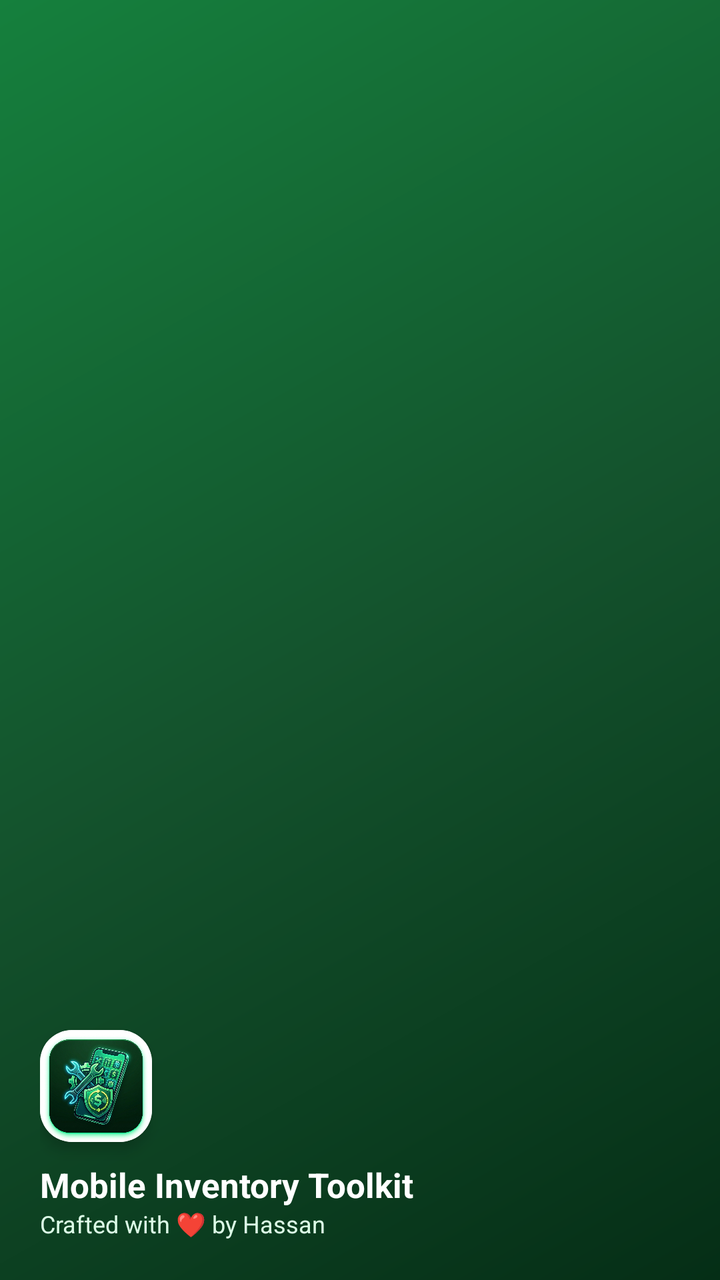
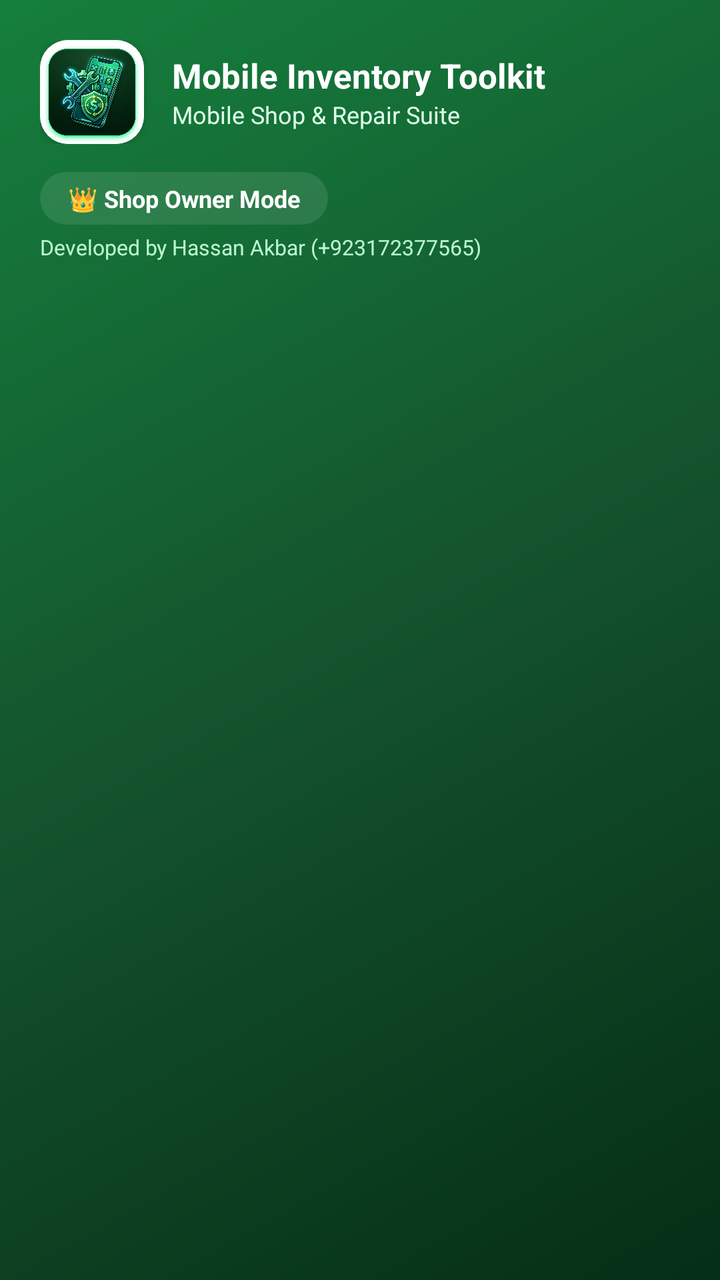

Screens rendered from an Android XML layout before and after an edit, with the pre-edit source and the edit as a unified diff.
<!-- AndroidManifest.xml: application theme Theme.MobileShopkeeper -->
<!-- res/layout/nav_header.xml -->
<?xml version="1.0" encoding="utf-8"?>
<LinearLayout xmlns:android="http://schemas.android.com/apk/res/android"
    xmlns:app="http://schemas.android.com/apk/res-auto"
    android:layout_width="match_parent" android:layout_height="190dp"
    android:orientation="vertical" android:gravity="bottom"
    android:padding="20dp" android:background="@drawable/bg_gradient_green">

    <androidx.cardview.widget.CardView
        android:layout_width="56dp"
        android:layout_height="56dp"
        app:cardCornerRadius="16dp"
        app:cardElevation="4dp"
        app:cardBackgroundColor="@color/white">
        <ImageView
            android:layout_width="match_parent"
            android:layout_height="match_parent"
            android:scaleType="centerCrop"
            android:src="@drawable/img_app_logo"
            android:contentDescription="Logo"/>
    </androidx.cardview.widget.CardView>

    <TextView android:layout_width="wrap_content" android:layout_height="wrap_content"
        android:layout_marginTop="10dp" android:text="@string/app_name"
        android:textColor="@color/white" android:textStyle="bold" android:textSize="17sp"/>

    <TextView android:layout_width="wrap_content" android:layout_height="wrap_content"
        android:text="@string/made_by" android:textColor="@color/green_100" android:textSize="12sp"/>
</LinearLayout>
<!-- resources referenced by this layout -->
<resources>
  <color name="green_100">#DCFCE7</color>
  <color name="white">#FFFFFF</color>
  <!-- drawable bg_gradient_green (drawable) -->
  <?xml version="1.0" encoding="utf-8"?>
  <shape xmlns:android="http://schemas.android.com/apk/res/android" android:shape="rectangle">
      <gradient
          android:type="linear"
          android:angle="135"
          android:startColor="@color/green_950"
          android:centerColor="@color/green_900"
          android:endColor="@color/green_700"/>
  </shape>
  <!-- drawable img_app_logo: jpg bitmap (drawable, 561337 bytes) -->
  <string name="app_name">Mobile Inventory Toolkit</string>
  <string name="made_by">Crafted with ❤ by Hassan</string>
  <style name="Theme.MobileShopkeeper" parent="Theme.Material3.Light.NoActionBar">
          <item name="colorPrimary">@color/green_800</item>
          <item name="colorOnPrimary">@color/white</item>
          <item name="colorPrimaryContainer">@color/green_100</item>
          <item name="colorOnPrimaryContainer">@color/green_900</item>
          <item name="colorSecondary">@color/green_600</item>
          <item name="colorOnSecondary">@color/white</item>
          <item name="colorSecondaryContainer">@color/green_100</item>
          <item name="colorSurface">@color/surface</item>
          <item name="colorOnSurface">@color/text_primary</item>
          <item name="android:colorBackground">@color/background_light</item>
          <item name="colorError">@color/error</item>
  
          <item name="android:statusBarColor">@color/green_900</item>
          <item name="android:navigationBarColor">@color/white</item>
          <item name="android:windowLightStatusBar">false</item>
  
          <item name="shapeAppearanceMediumComponent">@style/Shape.MobileShop.Medium</item>
          <item name="materialButtonStyle">@style/Widget.MobileShop.Button</item>
          <item name="textInputStyle">@style/Widget.MobileShop.TextInput</item>
      </style>
  <color name="green_950">#052E16</color>
  <color name="green_900">#14532D</color>
  <color name="green_700">#15803D</color>
  <color name="green_800">#166534</color>
  <color name="green_600">#16A34A</color>
  <color name="surface">#FFFFFF</color>
  <color name="text_primary">#1A2E22</color>
  <color name="background_light">#F6FAF7</color>
  <color name="error">#DC2626</color>
  <style name="Shape.MobileShop.Medium" parent="ShapeAppearance.Material3.MediumComponent">
          <item name="cornerSize">14dp</item>
      </style>
  <style name="Widget.MobileShop.Button" parent="Widget.Material3.Button">
          <item name="cornerRadius">14dp</item>
          <item name="android:textAllCaps">false</item>
          <item name="android:paddingTop">14dp</item>
          <item name="android:paddingBottom">14dp</item>
          <item name="android:textStyle">bold</item>
      </style>
  <style name="Widget.MobileShop.TextInput" parent="Widget.Material3.TextInputLayout.OutlinedBox">
          <item name="boxCornerRadiusTopStart">14dp</item>
          <item name="boxCornerRadiusTopEnd">14dp</item>
          <item name="boxCornerRadiusBottomStart">14dp</item>
          <item name="boxCornerRadiusBottomEnd">14dp</item>
          <item name="boxStrokeColor">@color/selector_input_stroke</item>
      </style>
</resources>

<!-- the commit's change to res/layout/nav_header.xml (unified diff, before → after) -->
@@ -1,28 +1,79 @@
 <?xml version="1.0" encoding="utf-8"?>
 <LinearLayout xmlns:android="http://schemas.android.com/apk/res/android"
     xmlns:app="http://schemas.android.com/apk/res-auto"
-    android:layout_width="match_parent" android:layout_height="190dp"
-    android:orientation="vertical" android:gravity="bottom"
-    android:padding="20dp" android:background="@drawable/bg_gradient_green">
+    android:layout_width="match_parent"
+    android:layout_height="wrap_content"
+    android:orientation="vertical"
+    android:padding="20dp"
+    android:background="@drawable/bg_gradient_green">
 
-    <androidx.cardview.widget.CardView
-        android:layout_width="56dp"
-        android:layout_height="56dp"
-        app:cardCornerRadius="16dp"
-        app:cardElevation="4dp"
-        app:cardBackgroundColor="@color/white">
-        <ImageView
-            android:layout_width="match_parent"
-            android:layout_height="match_parent"
-            android:scaleType="centerCrop"
-            android:src="@drawable/img_app_logo"
-            android:contentDescription="Logo"/>
-    </androidx.cardview.widget.CardView>
+    <LinearLayout
+        android:layout_width="match_parent"
+        android:layout_height="wrap_content"
+        android:orientation="horizontal"
+        android:gravity="center_vertical">
 
-    <TextView android:layout_width="wrap_content" android:layout_height="wrap_content"
-        android:layout_marginTop="10dp" android:text="@string/app_name"
-        android:textColor="@color/white" android:textStyle="bold" android:textSize="17sp"/>
+        <androidx.cardview.widget.CardView
+            android:layout_width="52dp"
+            android:layout_height="52dp"
+            app:cardCornerRadius="14dp"
+            app:cardElevation="4dp"
+            app:cardBackgroundColor="@color/white">
+            <ImageView
+                android:layout_width="match_parent"
+                android:layout_height="match_parent"
+                android:scaleType="centerCrop"
+                android:src="@drawable/img_app_logo"
+                android:contentDescription="Logo"/>
+        </androidx.cardview.widget.CardView>
 
-    <TextView android:layout_width="wrap_content" android:layout_height="wrap_content"
-        android:text="@string/made_by" android:textColor="@color/green_100" android:textSize="12sp"/>
+        <LinearLayout
+            android:layout_width="0dp"
+            android:layout_height="wrap_content"
+            android:layout_weight="1"
+            android:orientation="vertical"
+            android:layout_marginStart="14dp">
+
+            <TextView
+                android:id="@+id/tvHeaderShopName"
+                android:layout_width="wrap_content"
+                android:layout_height="wrap_content"
+                android:text="@string/app_name"
+                android:textColor="@color/white"
+                android:textStyle="bold"
+                android:textSize="17sp"
+                android:maxLines="1"
+                android:ellipsize="end"/>
+
+            <TextView
+                android:id="@+id/tvHeaderSubtitle"
+                android:layout_width="wrap_content"
+                android:layout_height="wrap_content"
+                android:text="Mobile Shop &amp; Repair Suite"
+                android:textColor="@color/green_100"
+                android:textSize="12sp"/>
+        </LinearLayout>
+    </LinearLayout>
+
+    
+    <TextView
+        android:id="@+id/tvHeaderRoleBadge"
+        android:layout_width="wrap_content"
+        android:layout_height="wrap_content"
+        android:layout_marginTop="14dp"
+        android:background="@drawable/bg_pill_white_10"
+        android:paddingHorizontal="14dp"
+        android:paddingVertical="5dp"
+        android:text="👑 Shop Owner Mode"
+        android:textColor="@color/white"
+        android:textSize="12sp"
+        android:textStyle="bold"/>
+
+    <TextView
+        android:layout_width="wrap_content"
+        android:layout_height="wrap_content"
+        android:layout_marginTop="4dp"
+        android:text="Developed by Hassan Akbar (+923172377565)"
+        android:textColor="@color/green_200"
+        android:textSize="10.5sp"/>
 </LinearLayout>
<!-- resource entries referenced after the edit -->
@@ -1,6 +1,7 @@
 <!-- resources referenced by this layout -->
 <resources>
   <color name="green_100">#DCFCE7</color>
+  <color name="green_200">#BBF7D0</color>
   <color name="white">#FFFFFF</color>
   <!-- drawable bg_gradient_green (drawable) -->
   <?xml version="1.0" encoding="utf-8"?>
@@ -12,9 +13,14 @@
           android:centerColor="@color/green_900"
           android:endColor="@color/green_700"/>
   </shape>
+  <!-- drawable bg_pill_white_10 (drawable) -->
+  <?xml version="1.0" encoding="utf-8"?>
+  <shape xmlns:android="http://schemas.android.com/apk/res/android" android:shape="rectangle">
+      <solid android:color="#1AFFFFFF"/>
+      <corners android:radius="24dp"/>
+  </shape>
   <!-- drawable img_app_logo: jpg bitmap (drawable, 561337 bytes) -->
   <string name="app_name">Mobile Inventory Toolkit</string>
-  <string name="made_by">Crafted with ❤ by Hassan</string>
   <style name="Theme.MobileShopkeeper" parent="Theme.Material3.Light.NoActionBar">
           <item name="colorPrimary">@color/green_800</item>
           <item name="colorOnPrimary">@color/white</item>
